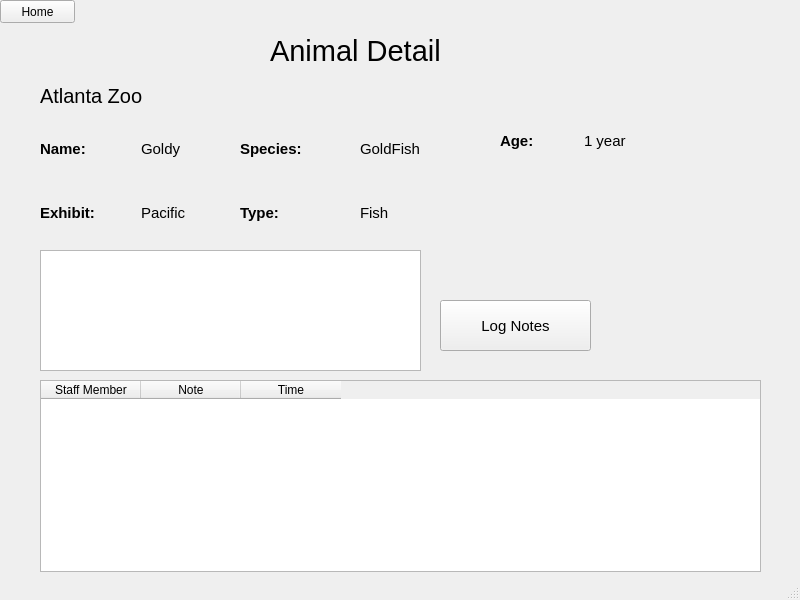
jxzhou131/CS-4400-Atlanta-Zoo-Database, file ui/staffAnimalCare.ui: the form before one commit.
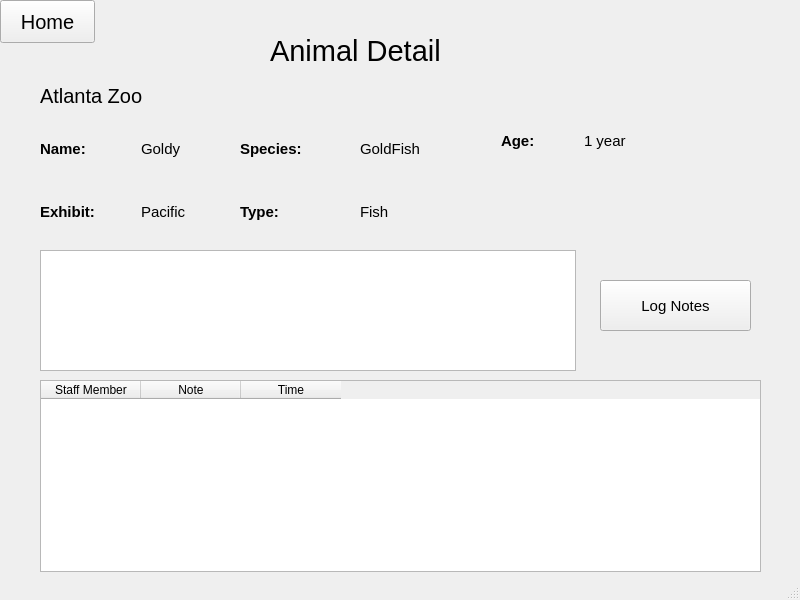
The form after the commit.

Patch:
```diff
--- a/ui/staffAnimalCare.ui
+++ b/ui/staffAnimalCare.ui
@@ -19,10 +19,28 @@
      <rect>
       <x>0</x>
       <y>0</y>
-      <width>75</width>
-      <height>23</height>
+      <width>95</width>
+      <height>43</height>
      </rect>
     </property>
+    <property name="minimumSize">
+     <size>
+      <width>95</width>
+      <height>43</height>
+     </size>
+    </property>
+    <property name="maximumSize">
+     <size>
+      <width>95</width>
+      <height>43</height>
+     </size>
+    </property>
+    <property name="font">
+     <font>
+      <family>MS Sans Serif</family>
+      <pointsize>15</pointsize>
+     </font>
+    </property>
     <property name="text">
      <string>Home</string>
     </property>
@@ -32,10 +50,22 @@
      <rect>
       <x>270</x>
       <y>30</y>
-      <width>311</width>
+      <width>221</width>
       <height>41</height>
      </rect>
     </property>
+    <property name="minimumSize">
+     <size>
+      <width>221</width>
+      <height>41</height>
+     </size>
+    </property>
+    <property name="maximumSize">
+     <size>
+      <width>221</width>
+      <height>41</height>
+     </size>
+    </property>
     <property name="font">
      <font>
       <family>MS Sans Serif</family>
@@ -70,10 +100,22 @@
      <rect>
       <x>40</x>
       <y>250</y>
-      <width>381</width>
+      <width>536</width>
       <height>121</height>
      </rect>
     </property>
+    <property name="minimumSize">
+     <size>
+      <width>536</width>
+      <height>121</height>
+     </size>
+    </property>
+    <property name="maximumSize">
+     <size>
+      <width>536</width>
+      <height>121</height>
+     </size>
+    </property>
     <property name="font">
      <font>
       <family>MS Sans Serif</family>
@@ -84,12 +126,24 @@
    <widget class="QPushButton" name="LogNotesPushButton">
     <property name="geometry">
      <rect>
-      <x>440</x>
-      <y>300</y>
+      <x>600</x>
+      <y>280</y>
       <width>151</width>
       <height>51</height>
      </rect>
     </property>
+    <property name="minimumSize">
+     <size>
+      <width>151</width>
+      <height>51</height>
+     </size>
+    </property>
+    <property name="maximumSize">
+     <size>
+      <width>151</width>
+      <height>51</height>
+     </size>
+    </property>
     <property name="font">
      <font>
       <family>MS Sans Serif</family>
@@ -137,6 +191,18 @@
     <layout class="QVBoxLayout" name="verticalLayout_3">
      <item>
       <widget class="QLabel" name="Species">
+       <property name="minimumSize">
+        <size>
+         <width>119</width>
+         <height>56</height>
+        </size>
+       </property>
+       <property name="maximumSize">
+        <size>
+         <width>119</width>
+         <height>56</height>
+        </size>
+       </property>
        <property name="font">
         <font>
          <family>MS Sans Serif</family>
@@ -152,6 +218,18 @@
      </item>
      <item>
       <widget class="QLabel" name="Type">
+       <property name="minimumSize">
+        <size>
+         <width>119</width>
+         <height>56</height>
+        </size>
+       </property>
+       <property name="maximumSize">
+        <size>
+         <width>119</width>
+         <height>56</height>
+        </size>
+       </property>
        <property name="font">
         <font>
          <family>MS Sans Serif</family>
@@ -179,6 +257,18 @@
     <layout class="QVBoxLayout" name="verticalLayout_4">
      <item>
       <widget class="QLabel" name="SpeciesName">
+       <property name="minimumSize">
+        <size>
+         <width>139</width>
+         <height>56</height>
+        </size>
+       </property>
+       <property name="maximumSize">
+        <size>
+         <width>139</width>
+         <height>56</height>
+        </size>
+       </property>
        <property name="font">
         <font>
          <family>MS Sans Serif</family>
@@ -192,6 +282,18 @@
      </item>
      <item>
       <widget class="QLabel" name="TypeName">
+       <property name="minimumSize">
+        <size>
+         <width>139</width>
+         <height>56</height>
+        </size>
+       </property>
+       <property name="maximumSize">
+        <size>
+         <width>139</width>
+         <height>56</height>
+        </size>
+       </property>
        <property name="font">
         <font>
          <family>MS Sans Serif</family>
@@ -217,6 +319,18 @@
     <layout class="QVBoxLayout" name="verticalLayout">
      <item>
       <widget class="QLabel" name="Name">
+       <property name="minimumSize">
+        <size>
+         <width>99</width>
+         <height>56</height>
+        </size>
+       </property>
+       <property name="maximumSize">
+        <size>
+         <width>99</width>
+         <height>56</height>
+        </size>
+       </property>
        <property name="font">
         <font>
          <family>MS Sans Serif</family>
@@ -232,6 +346,18 @@
      </item>
      <item>
       <widget class="QLabel" name="Exhibit">
+       <property name="minimumSize">
+        <size>
+         <width>99</width>
+         <height>56</height>
+        </size>
+       </property>
+       <property name="maximumSize">
+        <size>
+         <width>99</width>
+         <height>56</height>
+        </size>
+       </property>
        <property name="font">
         <font>
          <family>MS Sans Serif</family>
@@ -259,6 +385,18 @@
     <layout class="QVBoxLayout" name="verticalLayout_2">
      <item>
       <widget class="QLabel" name="AnimalName">
+       <property name="minimumSize">
+        <size>
+         <width>99</width>
+         <height>56</height>
+        </size>
+       </property>
+       <property name="maximumSize">
+        <size>
+         <width>99</width>
+         <height>56</height>
+        </size>
+       </property>
        <property name="font">
         <font>
          <family>MS Sans Serif</family>
@@ -272,6 +410,18 @@
      </item>
      <item>
       <widget class="QLabel" name="ExhibitName">
+       <property name="minimumSize">
+        <size>
+         <width>99</width>
+         <height>56</height>
+        </size>
+       </property>
+       <property name="maximumSize">
+        <size>
+         <width>99</width>
+         <height>56</height>
+        </size>
+       </property>
        <property name="font">
         <font>
          <family>MS Sans Serif</family>
@@ -294,9 +444,33 @@
       <height>41</height>
      </rect>
     </property>
+    <property name="minimumSize">
+     <size>
+      <width>161</width>
+      <height>41</height>
+     </size>
+    </property>
+    <property name="maximumSize">
+     <size>
+      <width>161</width>
+      <height>41</height>
+     </size>
+    </property>
     <layout class="QHBoxLayout" name="horizontalLayout">
      <item>
       <widget class="QLabel" name="Age">
+       <property name="minimumSize">
+        <size>
+         <width>76</width>
+         <height>39</height>
+        </size>
+       </property>
+       <property name="maximumSize">
+        <size>
+         <width>76</width>
+         <height>39</height>
+        </size>
+       </property>
        <property name="font">
         <font>
          <family>MS Sans Serif</family>
@@ -312,6 +486,18 @@
      </item>
      <item>
       <widget class="QLabel" name="AgeName">
+       <property name="minimumSize">
+        <size>
+         <width>76</width>
+         <height>39</height>
+        </size>
+       </property>
+       <property name="maximumSize">
+        <size>
+         <width>76</width>
+         <height>39</height>
+        </size>
+       </property>
        <property name="font">
         <font>
          <family>MS Sans Serif</family>
```
Left out of the diff: 26 changed lines with no effect on the pictures.
